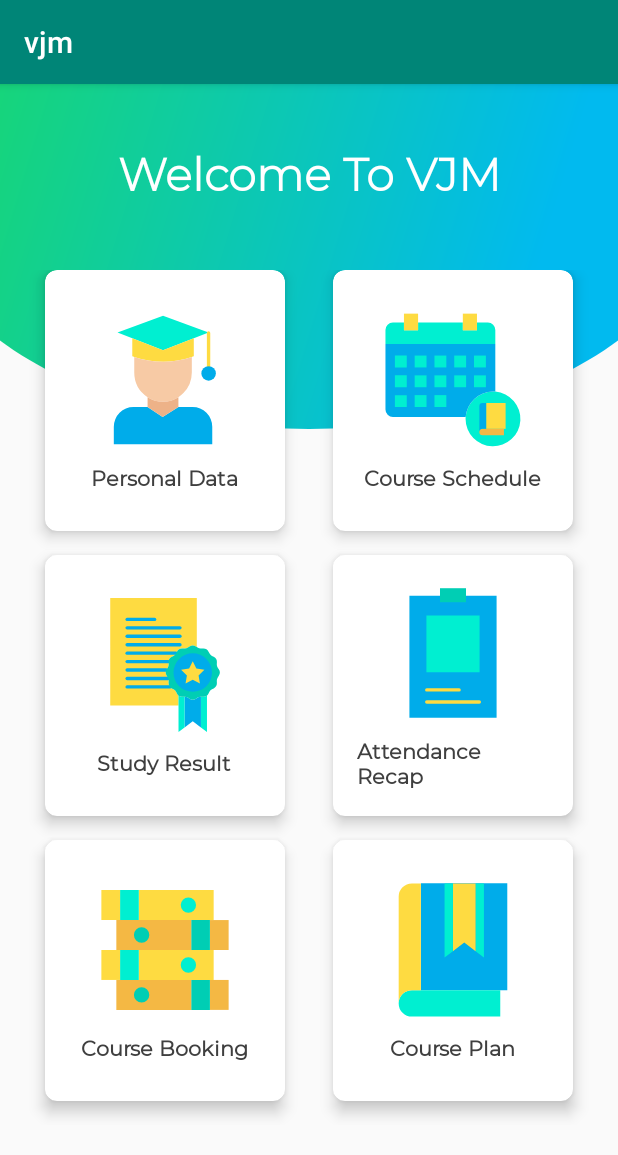
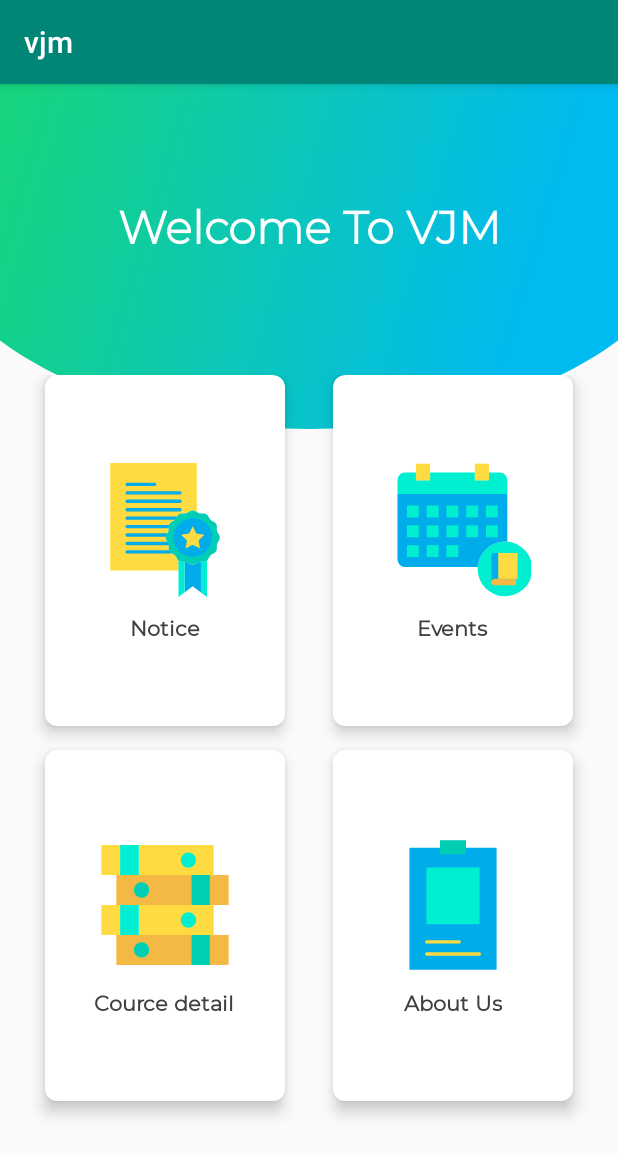
Before and after one commit to vkherani/VJM, an Android app: the screen it shows after launch (MainActivity), on a phone screen of 412 x 824 dp. Shown: the top 1155 px of the screen. Run offline under Robolectric (Android 15) with nearby library versions, the phone set to English and light mode, and no system bars.

Commit message:
menu setting

```diff
--- a/app/src/main/res/layout/activity_main.xml
+++ b/app/src/main/res/layout/activity_main.xml
@@ -25,7 +25,7 @@
         <TextView
             android:layout_width="match_parent"
             android:layout_height="wrap_content"
-            android:layout_marginTop="40dp"
+            android:layout_marginTop="75dp"
             android:fontFamily="@font/mo_li"
             android:gravity="center"
             android:text="Welcome To VJM"
@@ -37,92 +37,14 @@
         <GridLayout
             android:layout_width="match_parent"
             android:layout_height="match_parent"
-            android:layout_marginTop="110dp"
+            android:layout_marginTop="180dp"
             android:layout_marginBottom="60dp"
             android:alignmentMode="alignMargins"
             android:columnCount="2"
             android:columnOrderPreserved="false"
             android:padding="14dp"
-            android:rowCount="3"
+            android:rowCount="2"
             android:scrollbars="vertical">
-
-            <androidx.cardview.widget.CardView
-                android:layout_width="0dp"
-                android:layout_height="0dp"
-                android:layout_rowWeight="1"
-                android:layout_columnWeight="1"
-                android:layout_marginLeft="16dp"
-                android:layout_marginRight="16dp"
-                android:layout_marginBottom="16dp"
-                android:background="@color/cardColor"
-                app:cardCornerRadius="8dp"
-                app:cardElevation="6dp">
-
-                <LinearLayout
-                    android:layout_width="wrap_content"
-                    android:layout_height="wrap_content"
-                    android:layout_gravity="center_horizontal|center_vertical"
-                    android:layout_margin="16dp"
-                    android:gravity="center"
-                    android:orientation="vertical">
-
-                    <ImageView
-                        android:layout_width="wrap_content"
-                        android:layout_height="wrap_content"
-                        android:layout_gravity="center_horizontal"
-                        android:background="@drawable/ic_profile" />
-
-                    <TextView
-                        android:layout_width="wrap_content"
-                        android:layout_height="wrap_content"
-                        android:layout_marginTop="8dp"
-                        android:fontFamily="@font/mo_re"
-                        android:text="Personal Data"
-                        android:textColor="@color/textcardColor"
-                        android:textSize="14sp"
-                        android:textStyle="bold" />
-                </LinearLayout>
-
-            </androidx.cardview.widget.CardView>
-
-            <androidx.cardview.widget.CardView
-                android:layout_width="0dp"
-                android:layout_height="0dp"
-                android:layout_rowWeight="1"
-                android:layout_columnWeight="1"
-                android:layout_marginLeft="16dp"
-                android:layout_marginRight="16dp"
-                android:layout_marginBottom="16dp"
-                android:background="@color/cardColor"
-                app:cardCornerRadius="8dp"
-                app:cardElevation="6dp">
-
-                <LinearLayout
-                    android:layout_width="wrap_content"
-                    android:layout_height="wrap_content"
-                    android:layout_gravity="center_horizontal|center_vertical"
-                    android:layout_margin="16dp"
-                    android:gravity="center"
-                    android:orientation="vertical">
-
-                    <ImageView
-                        android:layout_width="wrap_content"
-                        android:layout_height="wrap_content"
-                        android:layout_gravity="center_horizontal"
-                        android:background="@drawable/ic_course_schedule" />
-
-                    <TextView
-                        android:layout_width="wrap_content"
-                        android:layout_height="wrap_content"
-                        android:layout_marginTop="8dp"
-                        android:fontFamily="@font/mo_re"
-                        android:text="Course Schedule"
-                        android:textColor="@color/textcardColor"
-                        android:textSize="14sp"
-                        android:textStyle="bold" />
-                </LinearLayout>
-
-            </androidx.cardview.widget.CardView>
 
             <androidx.cardview.widget.CardView
                 android:layout_width="0dp"
@@ -155,7 +77,86 @@
                         android:layout_height="wrap_content"
                         android:layout_marginTop="8dp"
                         android:fontFamily="@font/mo_re"
-                        android:text="Study Result"
+                        android:text="Notice"
+                        android:textColor="@color/textcardColor"
+                        android:textSize="14sp"
+                        android:textStyle="bold" />
+                </LinearLayout>
+
+            </androidx.cardview.widget.CardView>
+
+            <androidx.cardview.widget.CardView
+                android:layout_width="0dp"
+                android:layout_height="0dp"
+                android:layout_rowWeight="1"
+                android:layout_columnWeight="1"
+                android:layout_marginLeft="16dp"
+                android:layout_marginRight="16dp"
+                android:layout_marginBottom="16dp"
+                android:background="@color/cardColor"
+                app:cardCornerRadius="8dp"
+                app:cardElevation="6dp">
+
+                <LinearLayout
+                    android:layout_width="wrap_content"
+                    android:layout_height="wrap_content"
+                    android:layout_gravity="center_horizontal|center_vertical"
+                    android:layout_margin="16dp"
+                    android:gravity="center"
+                    android:orientation="vertical">
+
+                    <ImageView
+                        android:layout_width="wrap_content"
+                        android:layout_height="wrap_content"
+                        android:layout_gravity="center_horizontal"
+                        android:background="@drawable/ic_course_schedule"
+                        android:layout_marginLeft="8dp"/>
+
+                    <TextView
+                        android:layout_width="wrap_content"
+                        android:layout_height="wrap_content"
+                        android:layout_marginTop="8dp"
+                        android:fontFamily="@font/mo_re"
+                        android:text="Events"
+                        android:textColor="@color/textcardColor"
+                        android:textSize="14sp"
+                        android:textStyle="bold" />
+                </LinearLayout>
+
+            </androidx.cardview.widget.CardView>
+
+            <androidx.cardview.widget.CardView
+                android:layout_width="0dp"
+                android:layout_height="0dp"
+                android:layout_rowWeight="1"
+                android:layout_columnWeight="1"
+                android:layout_marginLeft="16dp"
+                android:layout_marginRight="16dp"
+                android:layout_marginBottom="16dp"
+                android:background="@color/cardColor"
+                app:cardCornerRadius="8dp"
+                app:cardElevation="6dp">
+
+                <LinearLayout
+                    android:layout_width="wrap_content"
+                    android:layout_height="wrap_content"
+                    android:layout_gravity="center_horizontal|center_vertical"
+                    android:layout_margin="16dp"
+                    android:gravity="center"
+                    android:orientation="vertical">
+
+                    <ImageView
+                        android:layout_width="wrap_content"
+                        android:layout_height="wrap_content"
+                        android:layout_gravity="center_horizontal"
+                        android:background="@drawable/ic_course_book" />
+
+                    <TextView
+                        android:layout_width="wrap_content"
+                        android:layout_height="wrap_content"
+                        android:layout_marginTop="8dp"
+                        android:fontFamily="@font/mo_re"
+                        android:text="Cource detail"
                         android:textColor="@color/textcardColor"
                         android:textSize="14sp"
                         android:textStyle="bold" />
@@ -194,92 +195,13 @@
                         android:layout_height="wrap_content"
                         android:layout_marginTop="8dp"
                         android:fontFamily="@font/mo_re"
-                        android:text="Attendance Recap"
+                        android:text="About Us"
                         android:textColor="@color/textcardColor"
                         android:textSize="14sp"
                         android:textStyle="bold" />
                 </LinearLayout>
 
             </androidx.cardview.widget.CardView>
-
-            <androidx.cardview.widget.CardView
-                android:layout_width="0dp"
-                android:layout_height="0dp"
-                android:layout_rowWeight="1"
-                android:layout_columnWeight="1"
-                android:layout_marginLeft="16dp"
-                android:layout_marginRight="16dp"
-                android:layout_marginBottom="16dp"
-                android:background="@color/cardColor"
-                app:cardCornerRadius="8dp"
-                app:cardElevation="6dp">
-
-                <LinearLayout
-                    android:layout_width="wrap_content"
-                    android:layout_height="wrap_content"
-                    android:layout_gravity="center_horizontal|center_vertical"
-                    android:layout_margin="16dp"
-                    android:gravity="center"
-                    android:orientation="vertical">
-
-                    <ImageView
-                        android:layout_width="wrap_content"
-                        android:layout_height="wrap_content"
-                        android:layout_gravity="center_horizontal"
-                        android:background="@drawable/ic_course_book" />
-
-                    <TextView
-                        android:layout_width="wrap_content"
-                        android:layout_height="wrap_content"
-                        android:layout_marginTop="8dp"
-                        android:fontFamily="@font/mo_re"
-                        android:text="Course Booking"
-                        android:textColor="@color/textcardColor"
-                        android:textSize="14sp"
-                        android:textStyle="bold" />
-                </LinearLayout>
-
-            </androidx.cardview.widget.CardView>
-
-            <androidx.cardview.widget.CardView
-                android:layout_width="0dp"
-                android:layout_height="0dp"
-                android:layout_rowWeight="1"
-                android:layout_columnWeight="1"
-                android:layout_marginLeft="16dp"
-                android:layout_marginRight="16dp"
-                android:layout_marginBottom="16dp"
-                android:background="@color/cardColor"
-                app:cardCornerRadius="8dp"
-                app:cardElevation="6dp">
-
-                <LinearLayout
-                    android:layout_width="wrap_content"
-                    android:layout_height="wrap_content"
-                    android:layout_gravity="center_horizontal|center_vertical"
-                    android:layout_margin="16dp"
-                    android:gravity="center"
-                    android:orientation="vertical">
-
-                    <ImageView
-                        android:layout_width="wrap_content"
-                        android:layout_height="wrap_content"
-                        android:layout_gravity="center_horizontal"
-                        android:background="@drawable/ic_course_plan" />
-
-                    <TextView
-                        android:layout_width="wrap_content"
-                        android:layout_height="wrap_content"
-                        android:layout_marginTop="8dp"
-                        android:fontFamily="@font/mo_re"
-                        android:text="Course Plan"
-                        android:textColor="@color/textcardColor"
-                        android:textSize="14sp"
-                        android:textStyle="bold" />
-                </LinearLayout>
-
-            </androidx.cardview.widget.CardView>
-
         </GridLayout>
     </RelativeLayout>
 </ScrollView>
```
